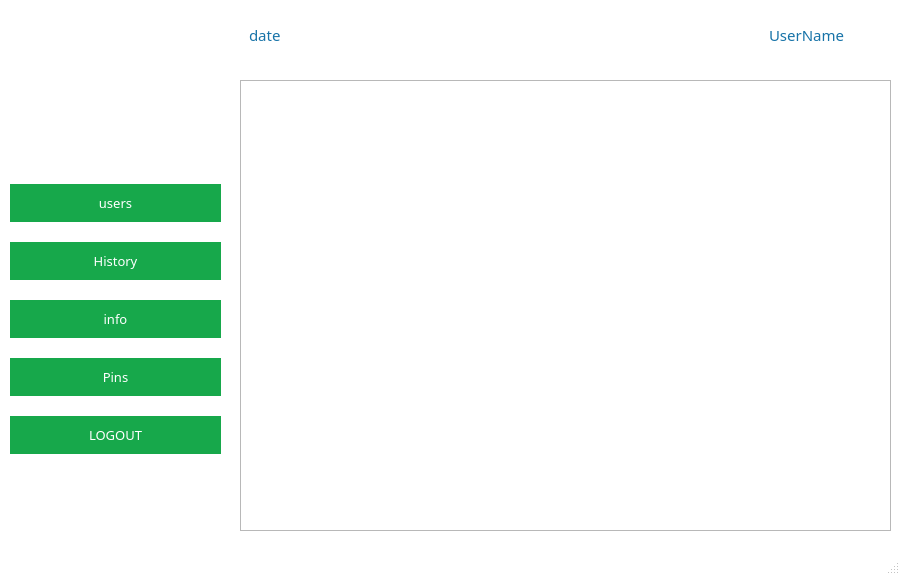
HamzaMPSY/qt_app_mts, file ui/admin.ui: the form before one commit.
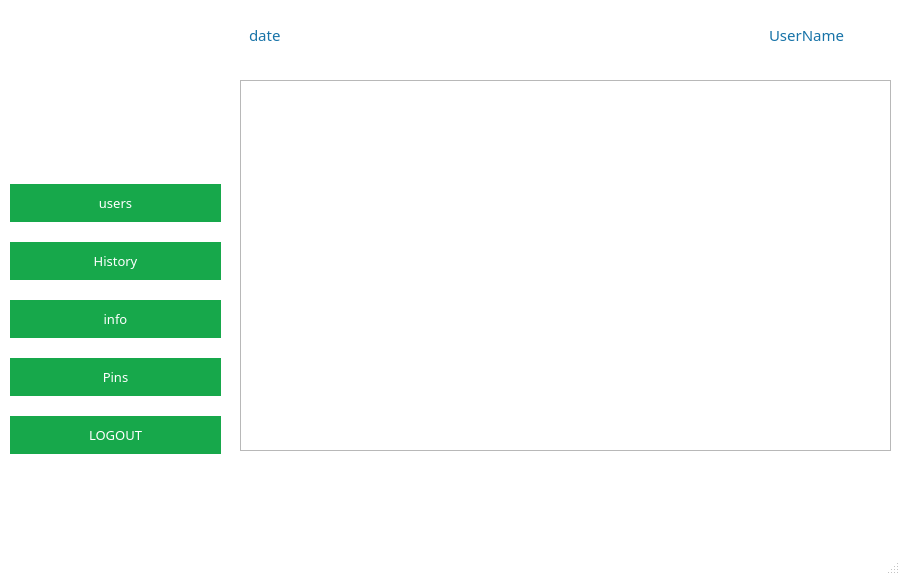
The form after the commit. Icons and pictures are not drawn.

Commit message: users table

```diff
--- a/ui/admin.ui
+++ b/ui/admin.ui
@@ -136,7 +136,7 @@
       <x>240</x>
       <y>80</y>
       <width>651</width>
-      <height>451</height>
+      <height>371</height>
      </rect>
     </property>
     <property name="orientation">
```
The commit also changes 1 other file.
